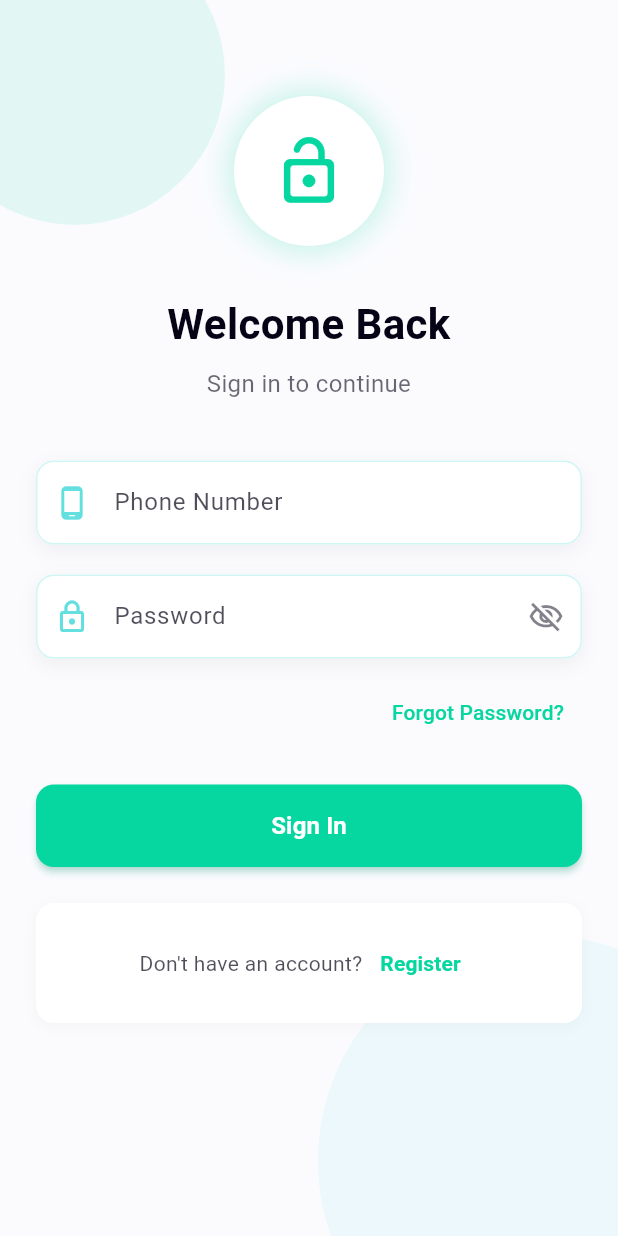
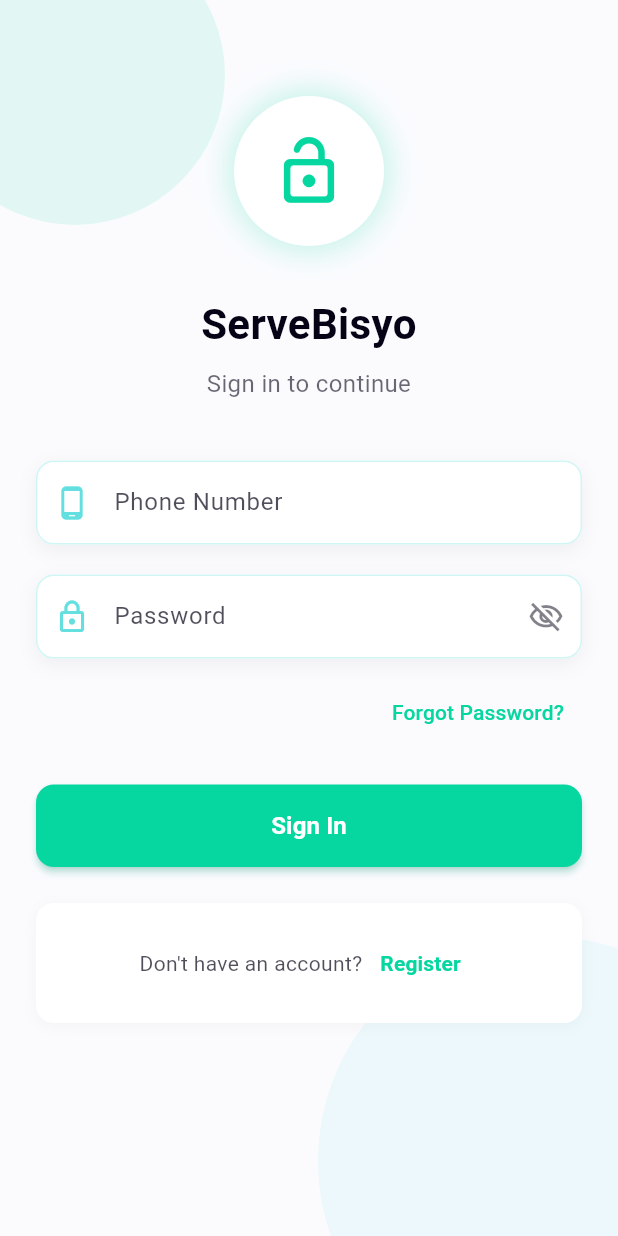
Before and after one commit to KboyVillahermosa/Mobile_App_Flutter_SQLITE, a Flutter app: the screen it shows after launch, on a phone screen of 412 x 824 dp. Run offline on Flutter 3.47's test engine with Material 3 defaults, Android fonts, the light colour scheme and no system bars; our stand-ins replace image_picker, random_string, sqflite; accounts and stored records are empty.

Commit message:
update the login

```diff
--- a/lib/screens/login_screen.dart
+++ b/lib/screens/login_screen.dart
@@ -151,7 +151,7 @@ class _LoginScreenState extends State<LoginScreen> {
                       ),
                       const SizedBox(height: 32),
                       Text(
-                        'Welcome Back',
+                        'ServeBisyo',
                         style: TextStyle(
                           fontSize: 28,
                           fontWeight: FontWeight.bold,
```
